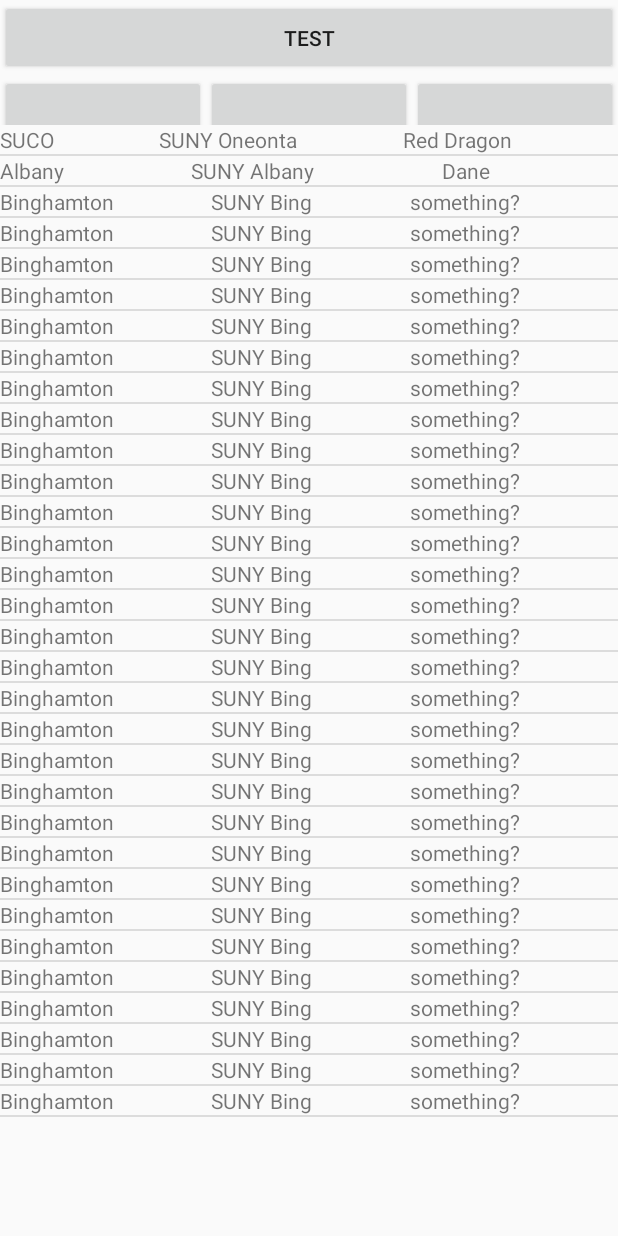
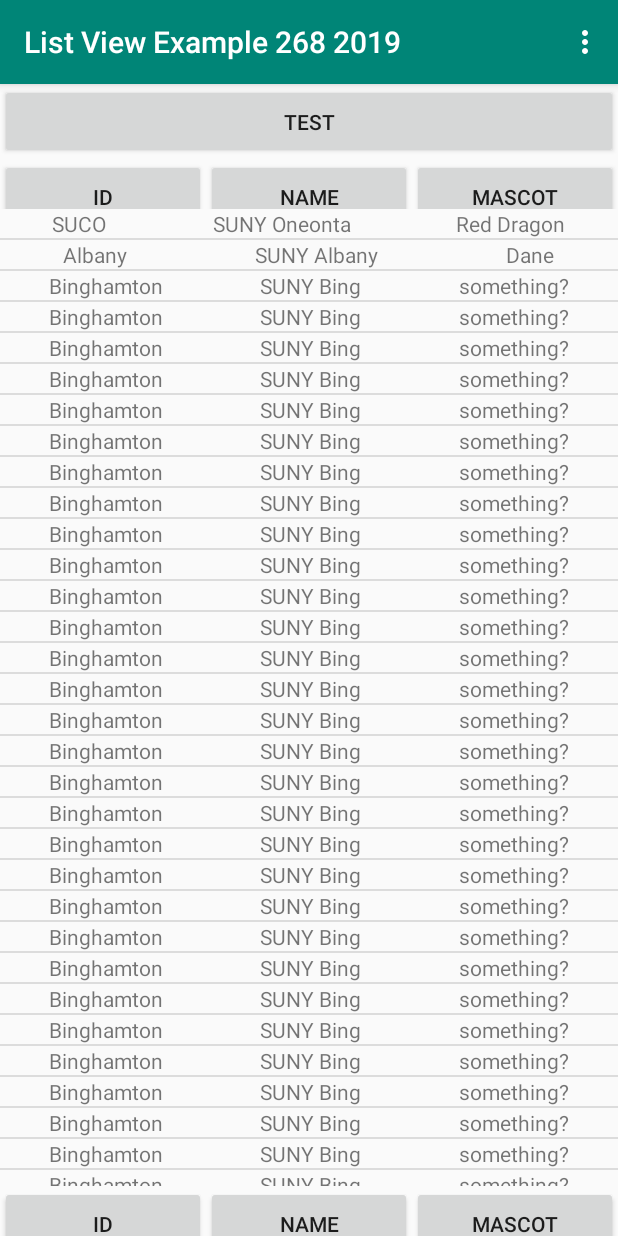
Before and after one commit to zhangssuco/Listview5, an Android app: the screen it shows after launch (MainActivity), on a phone screen of 412 x 824 dp. Run offline under Robolectric (Android 15) with nearby library versions, the phone set to English and light mode, and no system bars.

Commit message:
Shared preferences, asset text file, internal file, listview, add, delete records

```diff
--- a/app/src/main/AndroidManifest.xml
+++ b/app/src/main/AndroidManifest.xml
@@ -1,6 +1,6 @@
 <?xml version="1.0" encoding="utf-8"?>
 <manifest xmlns:android="http://schemas.android.com/apk/res/android"
-    package="com.example.myapplication">
+    package="com.example.listview5">
 
     <application
         android:allowBackup="true"
@@ -9,7 +9,7 @@
         android:roundIcon="@mipmap/ic_launcher_round"
         android:supportsRtl="true"
         android:theme="@style/AppTheme">
-        <activity android:name=".MainActivity">
+        <activity android:name="com.example.listview5.MainActivity">
             <intent-filter>
                 <action android:name="android.intent.action.MAIN" />
 
--- /dev/null
+++ b/app/src/main/assets/campuses.txt
@@ -0,0 +1,2 @@
+Albany,SUNY Albany, Daune
+SUCO,SUNY Oneonta,Red Dragon
--- /dev/null
+++ b/app/src/main/assets/campuses2.txt
@@ -0,0 +1,2 @@
+Albany2,SUNY Albany, Daune
+SUCO2,SUNY Oneonta,Red Dragon
--- /dev/null
+++ b/app/src/main/java/com/example/listview5/MainActivity.java
@@ -0,0 +1,251 @@
+package com.example.listview5;
+
+import android.content.Context;
+import android.content.SharedPreferences;
+import android.os.Bundle;
+import android.util.Log;
+import android.view.Menu;
+import android.view.MenuItem;
+import android.view.View;
+import android.widget.AdapterView;
+import android.widget.ListView;
+import android.widget.SimpleAdapter;
+import android.widget.Toast;
+
+import androidx.appcompat.app.AppCompatActivity;
+
+import java.io.BufferedReader;
+import java.io.File;
+import java.io.FileWriter;
+import java.io.IOException;
+import java.io.InputStreamReader;
+import java.io.OutputStreamWriter;
+import java.util.ArrayList;
+import java.util.HashMap;
+
+public class MainActivity extends AppCompatActivity {
+
+    static final ArrayList<HashMap<String,String>> myList =
+            new ArrayList<HashMap<String,String>>();
+
+    @Override
+    public void onCreate(Bundle savedInstanceState) {
+        super.onCreate(savedInstanceState);
+        setContentView(R.layout.main);
+        handlelistview();
+        populateListdatamodel();
+        initializesharedpreferences();
+    }
+    private void handlelistview()
+    {
+
+        final ListView sunycampuseslv = (ListView) findViewById(R.id.leaderboard);
+        final SimpleAdapter adapter = new SimpleAdapter(
+                this,
+                myList,
+                R.layout.persunycampus,
+                new String[] {"ID","Name","Mascot"},
+                new int[] {R.id.id,R.id.name, R.id.mascot}
+        );
+
+        sunycampuseslv.setAdapter(adapter);
+        sunycampuseslv.setOnItemClickListener(new AdapterView.OnItemClickListener() {
+            @Override
+            public void onItemClick(AdapterView<?> adapterView, View view, int i, long l) {
+                String s = sunycampuseslv.getItemAtPosition(i).toString();
+                Toast.makeText(getApplicationContext(), s, Toast.LENGTH_LONG).show();
+            }
+        });
+
+    }
+    private void populateListdatamodel() {
+        HashMap<String,String> temp;
+
+        temp = new HashMap<String,String>();
+        temp.put("ID","SUCO");
+        temp.put("Name", "SUNY Oneonta");
+        temp.put("Mascot", "Red Dragon");
+        myList.add(temp);
+
+        temp = new HashMap<String,String>();
+        temp.put("ID","Albany");
+        temp.put("Name", "SUNY Albany");
+        temp.put("Mascot", "Dane");
+        myList.add(temp);
+
+        for(int i=0; i<50; i++){
+            temp = new HashMap<String,String>();
+            temp.put("ID","Binghamton");
+            temp.put("Name", "SUNY Bing");
+            temp.put("Mascot", "something?");
+            myList.add(temp);
+        }
+
+    }
+
+
+
+
+    @Override
+    public boolean onCreateOptionsMenu(Menu menu) {
+        // Inflate the menu; this adds items to the action bar if it is present.
+        getMenuInflater().inflate(R.menu.menu, menu);
+        return true;
+    }
+
+    String filename="campuses.txt";
+    @Override
+    public boolean onOptionsItemSelected(MenuItem item) {
+        // Handle action bar item clicks here. The action bar will
+        // automatically handle clicks on the Home/Up button, so long
+        // as you specify a parent activity in AndroidManifest.xml.
+        int id = item.getItemId();
+        if (id == R.id.loadfromtext) {
+            loadfromtext(filename);
+            handlelistview();
+            return true;
+        }
+
+        //noinspection SimplifiableIfStatement
+        if (id == R.id.delete) {
+            myList.remove(0);
+            handlelistview();
+
+            return true;
+        }
+        if (id == R.id.add) {
+
+            HashMap<String,String> temp;
+            temp = new HashMap<String,String>();
+            temp.put("ID","tester");
+            temp.put("Name", "tester");
+            temp.put("Mascot", "tester");
+            myList.add(temp);
+            handlelistview();
+
+            return true;
+        }
+
+        if (id == R.id.save) {
+            writeToFile(getApplicationContext());
+            return true;
+        }
+
+        if (id == R.id.showsharedpreferences) {
+
+            showsharedpreferences();
+
+            return true;
+        }
+
+        if (id == R.id.updatesharedpreferences) {
+            flipsharedpreferences();
+            return true;
+        }
+        return super.onOptionsItemSelected(item);
+    }
+
+
+    private void writeToFile(Context context) {
+        try {
+
+            File dir = new File(context.getFilesDir(),"mydir");
+            if(!dir.exists()){
+                dir.mkdir();
+            }
+            File f = new File(dir, filename);
+            Toast.makeText(context, filename,Toast.LENGTH_LONG).show();
+            FileWriter writer = new FileWriter(f);
+
+            for (int counter = 0; counter < myList.size(); counter++) {
+                HashMap<String, String> temp=myList.get(counter);
+                String data=temp.get("ID")+"," +temp.get("Name")+","+temp.get("Mascot")+"\n";
+                writer.append(data);
+
+
+            }
+
+
+            writer.flush();
+            writer.close();
+
+        }
+        catch (IOException e) {
+            Log.e("Exception", "File write failed: " + e.toString());
+        }
+    }
+
+
+    void showsharedpreferences()
+    {
+        SharedPreferences pref = getApplicationContext().getSharedPreferences("MyPref", 0); // 0 - for private mode
+        int choice=pref.getInt("choice", -1); // getting Integer
+        Toast.makeText(getApplicationContext(),
+                String.valueOf(choice)+filename,
+                Toast.LENGTH_LONG).show();
+    }
+
+    void flipsharedpreferences()
+    {
+        SharedPreferences.Editor editor = pref.edit();
+
+        if (pref.getInt("choice", -1)==1) {
+            editor.putInt("choice", 0);
+            filename=pref.getString("filename1", null);
+        }
+        else {
+            editor.putInt("choice", 1);
+            filename = pref.getString("filename2", null);
+        }
+        editor.commit(); // commit changes
+    }
+
+    SharedPreferences pref;
+    void initializesharedpreferences()
+    {
+        pref = getApplicationContext().getSharedPreferences("MyPref", 0); // 0 - for private mode
+        SharedPreferences.Editor editor = pref.edit();
+        editor.putString("filename1", "campuses.txt"); // Storing string
+        editor.putString("filename2", "campuses2.txt"); // Storing integer
+        editor.putInt("choice", 0);
+        editor.commit(); // commit changes
+    }
+
+    void loadfromtext(String filename)
+    {
+        BufferedReader reader = null;
+        try {
+            reader = new BufferedReader(
+                    new InputStreamReader(getAssets().open(filename)));
+            myList.clear();
+
+            // do reading, usually loop until end of file reading
+            String mLine;
+            while ((mLine = reader.readLine()) != null) {
+                //process line
+                    String []items=mLine.split(",");
+
+                HashMap<String,String> temp;
+                temp = new HashMap<String,String>();
+                temp.put("ID",items[0]);
+                temp.put("Name", items[1]);
+                temp.put("Mascot", items[2]);
+                myList.add(temp);
+
+            }
+
+        } catch (IOException e) {
+            //log the exception
+        } finally {
+            if (reader != null) {
+                try {
+                    reader.close();
+                } catch (IOException e) {
+                    //log the exception
+                }
+            }
+        }
+
+        handlelistview();
+    }
+}
--- a/app/src/main/java/com/example/myapplication/MainActivity.java
+++ /dev/null
@@ -1,72 +0,0 @@
-package com.example.myapplication;
-
-import android.app.Activity;
-import android.os.Bundle;
-import android.view.View;
-import android.widget.AdapterView;
-import android.widget.ListView;
-import android.widget.SimpleAdapter;
-import android.widget.Toast;
-import java.util.ArrayList;
-import java.util.HashMap;
-
-public class MainActivity extends Activity{
-
-    static final ArrayList<HashMap<String,String>> myList =
-            new ArrayList<HashMap<String,String>>();
-
-    @Override
-    public void onCreate(Bundle savedInstanceState) {
-        super.onCreate(savedInstanceState);
-        setContentView(R.layout.main);
-
-        final ListView sunycampuseslv = (ListView) findViewById(R.id.leaderboard);
-
-        final SimpleAdapter adapter = new SimpleAdapter(
-                this,
-                myList,
-                R.layout.sunycampus,
-                new String[] {"ID","Name","Mascot"},
-                new int[] {R.id.standingText,R.id.scoreText, R.id.userText}
-        );
-        populateList();
-        sunycampuseslv.setAdapter(adapter);
-
-        sunycampuseslv.setOnItemClickListener(new AdapterView.OnItemClickListener() {
-            @Override
-            public void onItemClick(AdapterView<?> adapterView, View view, int i, long l) {
-
-                String s = sunycampuseslv.getItemAtPosition(i).toString();
-
-                Toast.makeText(getApplicationContext(), s, Toast.LENGTH_LONG).show();
-                            }
-        });
-
-
-    }
-
-    private void populateList() {
-        HashMap<String,String> temp;
-
-        temp = new HashMap<String,String>();
-        temp.put("ID","SUCO");
-        temp.put("Name", "SUNY Oneonta");
-        temp.put("Mascot", "Red Dragon");
-        myList.add(temp);
-
-        temp = new HashMap<String,String>();
-        temp.put("ID","Albany");
-        temp.put("Name", "SUNY Albany");
-        temp.put("Mascot", "Dane");
-        myList.add(temp);
-
-        for(int i=0; i<30; i++){
-        temp = new HashMap<String,String>();
-        temp.put("ID","Binghamton");
-        temp.put("Name", "SUNY Bing");
-        temp.put("Mascot", "something?");
-        myList.add(temp);}
-
-    }
-
-}
--- a/app/src/main/res/layout/main.xml
+++ b/app/src/main/res/layout/main.xml
@@ -3,7 +3,6 @@
     android:orientation="vertical"
     android:layout_width="fill_parent"
     android:layout_height="fill_parent">
-
 
 <Button
     android:id="@+id/ClickMe"
@@ -20,17 +19,20 @@
         <Button
             android:layout_width="0dp"
             android:layout_weight="1"
-            android:layout_height="50dp" />
+            android:layout_height="50dp"
+            android:text="ID"/>
 
         <Button
             android:layout_width="0dp"
             android:layout_weight="1"
-            android:layout_height="50dp" />
+            android:layout_height="50dp"
+            android:text="NAME"/>
 
         <Button
             android:layout_width="0dp"
             android:layout_weight="1"
-            android:layout_height="50dp" />
+            android:layout_height="50dp"
+            android:text="MASCOT"/>
 
     </LinearLayout>
 
@@ -41,5 +43,29 @@
         android:layout_weight="1">
     </ListView>
 
+    <LinearLayout
+        android:layout_width="match_parent"
+        android:layout_height="50px"
+        android:orientation="horizontal"
+        >
 
+        <Button
+            android:layout_width="0dp"
+            android:layout_weight="1"
+            android:layout_height="50dp"
+            android:text="ID"/>
+
+        <Button
+            android:layout_width="0dp"
+            android:layout_weight="1"
+            android:layout_height="50dp"
+            android:text="NAME"/>
+
+        <Button
+            android:layout_width="0dp"
+            android:layout_weight="1"
+            android:layout_height="50dp"
+            android:text="MASCOT"/>
+
+    </LinearLayout>
 </LinearLayout>
--- a/app/src/main/res/layout/sunycampus.xml
+++ b/app/src/main/res/layout/persunycampus.xml
@@ -4,19 +4,23 @@
     android:layout_height="wrap_content"
     android:orientation="horizontal">
 
-    <TextView android:id="@+id/standingText"
+    <TextView android:id="@+id/id"
         android:layout_width="wrap_content"
         android:layout_height="fill_parent"
-        android:layout_weight="1"/>
+        android:layout_weight="1"
+        android:gravity="center_horizontal" />
 
-    <TextView android:id="@+id/scoreText"
+    <TextView android:id="@+id/name"
         android:layout_width="wrap_content"
         android:layout_height="fill_parent"
-        android:layout_weight="1"/>
+        android:layout_weight="1"
+        android:gravity="center_horizontal" />
 
-    <TextView android:id="@+id/userText"
+    <TextView android:id="@+id/mascot"
         android:layout_width="wrap_content"
         android:layout_height="fill_parent"
-        android:layout_weight="1"/>
+        android:layout_weight="1"
+        android:gravity="center_horizontal" />
+
 
 </LinearLayout>
--- /dev/null
+++ b/app/src/main/res/menu/menu.xml
@@ -0,0 +1,38 @@
+<menu xmlns:android="http://schemas.android.com/apk/res/android"
+    xmlns:app="http://schemas.android.com/apk/res-auto"
+    xmlns:tools="http://schemas.android.com/tools"
+    tools:context="com.example.scrollable19.ScrollingActivity">
+    <item
+        android:id="@+id/loadfromtext"
+        android:orderInCategory="100"
+        android:title="Load from the internal private text"
+        app:showAsAction="never" />
+    <item
+        android:id="@+id/delete"
+        android:orderInCategory="100"
+        android:title="Delete a Record"
+        app:showAsAction="never" />
+    <item
+        android:id="@+id/add"
+        android:orderInCategory="100"
+        android:title="Add a new Record"
+        app:showAsAction="never" />
+    <item
+        android:id="@+id/save"
+        android:orderInCategory="100"
+        android:title="Save the file"
+        app:showAsAction="never" />
+    <item
+        android:id="@+id/showsharedpreferences"
+        android:orderInCategory="100"
+        android:title="Show Shared Preferences"
+        app:showAsAction="never" />
+    <item
+        android:id="@+id/updatesharedpreferences"
+        android:orderInCategory="100"
+        android:title="Flip Shared Preferences"
+        app:showAsAction="never" />
+
+
+
+</menu>
--- a/app/src/main/res/values/strings.xml
+++ b/app/src/main/res/values/strings.xml
@@ -1,3 +1,3 @@
 <resources>
-    <string name="app_name">My Application</string>
+    <string name="app_name">List View Example 268 2019</string>
 </resources>
```
Also changed, not shown: app/src/main/res/layout/activity_main.xml (deleted, +0 -67 lines), app/src/main/res/layout/add.xml (added, +22 -0 lines), app/src/main/res/layout/itemlayout.xml (deleted, +0 -29 lines), 4 other files.
